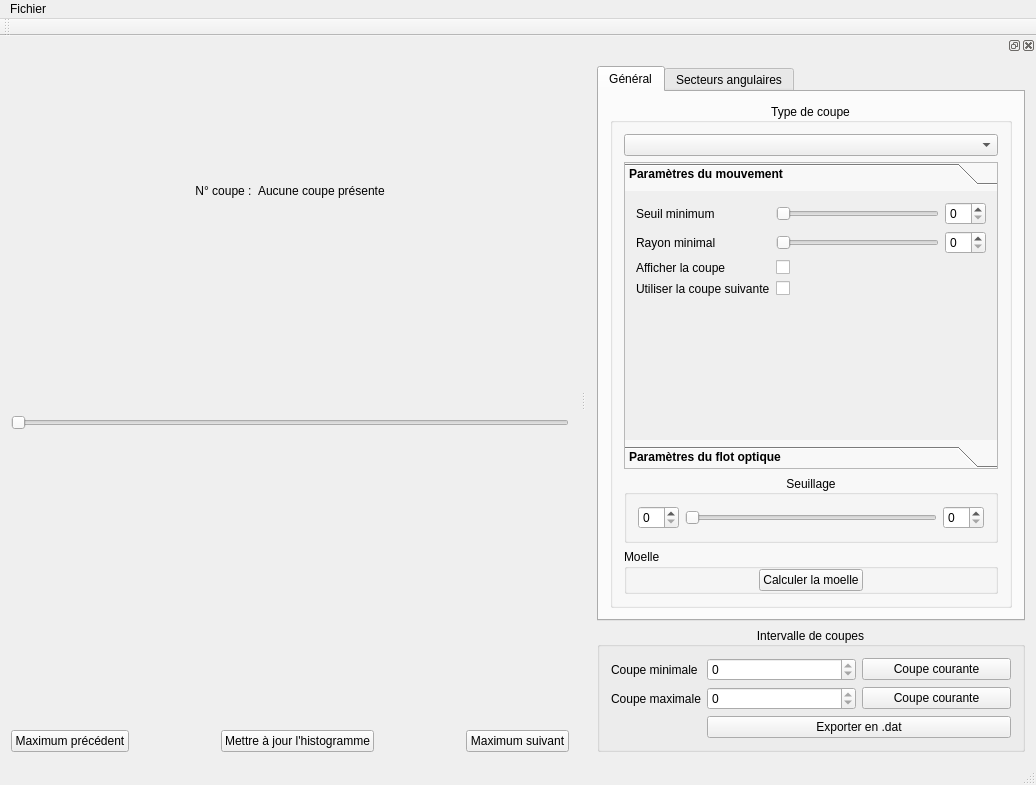
First picture: the form in ui/mainwindow.ui, repository akrah/TKDetection, before the edit.
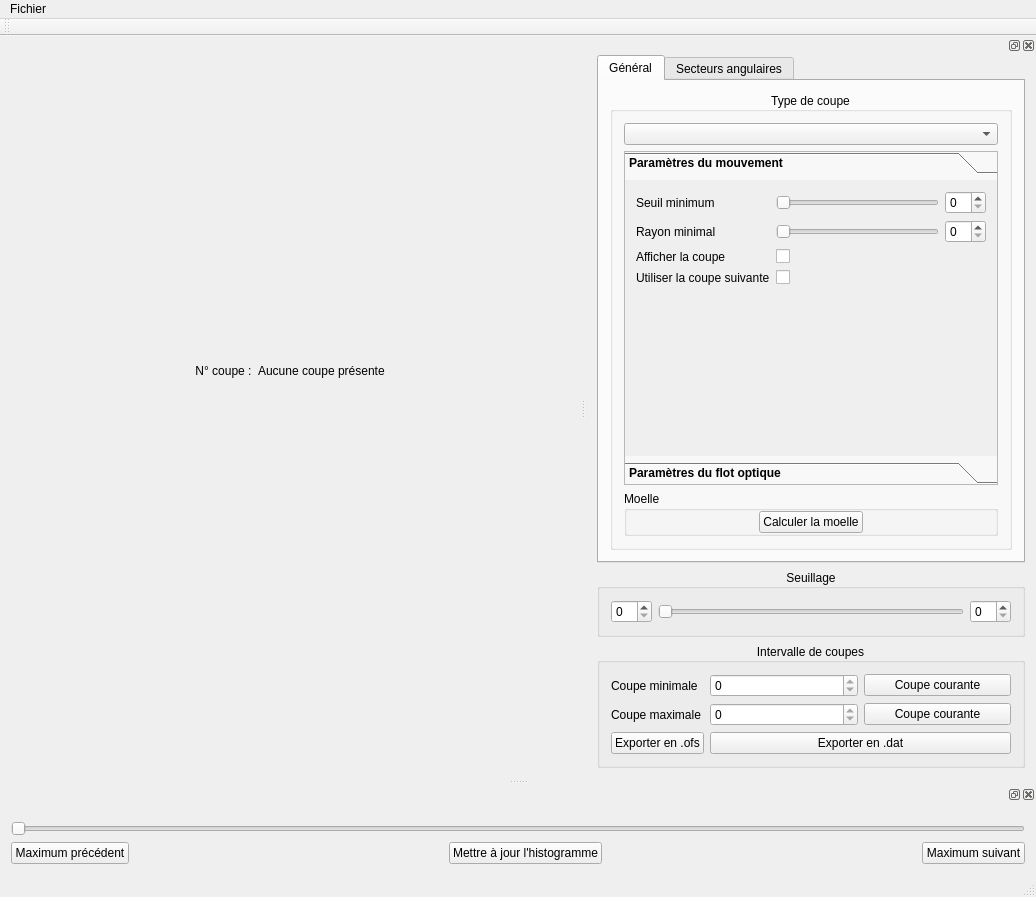
Second picture: the form after the edit. Custom widgets are drawn as their Qt base class.

Commit message: Ajout de l'export OFS

```diff
--- a/ui/mainwindow.ui
+++ b/ui/mainwindow.ui
@@ -7,15 +7,12 @@
     <x>0</x>
     <y>0</y>
     <width>1036</width>
-    <height>785</height>
+    <height>897</height>
    </rect>
   </property>
   <property name="windowTitle">
    <string>MainWindow</string>
   </property>
-  <property name="dockOptions">
-   <set>QMainWindow::AllowTabbedDocks|QMainWindow::AnimatedDocks</set>
-  </property>
   <widget class="QWidget" name="centralWidget">
    <property name="layoutDirection">
     <enum>Qt::LeftToRight</enum>
@@ -143,82 +140,6 @@
       </item>
      </layout>
     </item>
-    <item>
-     <widget class="QSlider" name="_sliderSelectSlice">
-      <property name="maximum">
-       <number>0</number>
-      </property>
-      <property name="orientation">
-       <enum>Qt::Horizontal</enum>
-      </property>
-     </widget>
-    </item>
-    <item>
-     <widget class="QwtPlot" name="_plotSliceHistogram"/>
-    </item>
-    <item>
-     <layout class="QHBoxLayout" name="horizontalLayout_4">
-      <property name="spacing">
-       <number>6</number>
-      </property>
-      <property name="bottomMargin">
-       <number>0</number>
-      </property>
-      <item>
-       <widget class="QPushButton" name="_buttonPreviousMaximum">
-        <property name="text">
-         <string>Maximum précédent</string>
-        </property>
-       </widget>
-      </item>
-      <item>
-       <spacer name="horizontalSpacer_3">
-        <property name="orientation">
-         <enum>Qt::Horizontal</enum>
-        </property>
-        <property name="sizeHint" stdset="0">
-         <size>
-          <width>40</width>
-          <height>20</height>
-         </size>
-        </property>
-       </spacer>
-      </item>
-      <item>
-       <widget class="QPushButton" name="_buttonUpdateSliceHistogram">
-        <property name="sizePolicy">
-         <sizepolicy hsizetype="Maximum" vsizetype="Fixed">
-          <horstretch>0</horstretch>
-          <verstretch>0</verstretch>
-         </sizepolicy>
-        </property>
-        <property name="text">
-         <string>Mettre à jour l'histogramme</string>
-        </property>
-       </widget>
-      </item>
-      <item>
-       <spacer name="horizontalSpacer_4">
-        <property name="orientation">
-         <enum>Qt::Horizontal</enum>
-        </property>
-        <property name="sizeHint" stdset="0">
-         <size>
-          <width>40</width>
-          <height>20</height>
-         </size>
-        </property>
-       </spacer>
-      </item>
-      <item>
-       <widget class="QPushButton" name="_buttonNextMaximum">
-        <property name="text">
-         <string>Maximum suivant</string>
-        </property>
-       </widget>
-      </item>
-     </layout>
-    </item>
    </layout>
   </widget>
   <widget class="QMenuBar" name="menuBar">
@@ -241,7 +162,10 @@
    </widget>
    <addaction name="menuFichier"/>
   </widget>
-  <widget class="QToolBar" name="mainToolBar">
+  <widget class="QToolBar" name="_toolBar">
+   <property name="toolButtonStyle">
+    <enum>Qt::ToolButtonTextUnderIcon</enum>
+   </property>
    <attribute name="toolBarArea">
     <enum>TopToolBarArea</enum>
    </attribute>
@@ -254,17 +178,23 @@
    <property name="minimumSize">
     <size>
      <width>450</width>
-     <height>683</height>
+     <height>691</height>
     </size>
    </property>
    <property name="floating">
     <bool>false</bool>
    </property>
+   <property name="allowedAreas">
+    <set>Qt::LeftDockWidgetArea|Qt::RightDockWidgetArea</set>
+   </property>
    <attribute name="dockWidgetArea">
     <number>2</number>
    </attribute>
    <widget class="QWidget" name="dockWidgetContents_2">
     <layout class="QVBoxLayout" name="verticalLayout_4">
+     <property name="topMargin">
+      <number>0</number>
+     </property>
      <item>
       <widget class="QTabWidget" name="_tabs">
        <property name="currentIndex">
@@ -304,7 +234,7 @@
                  <x>0</x>
                  <y>0</y>
                  <width>382</width>
-                 <height>152</height>
+                 <height>198</height>
                 </rect>
                </property>
                <attribute name="label">
@@ -463,7 +393,7 @@
                  <x>0</x>
                  <y>0</y>
                  <width>382</width>
-                 <height>152</height>
+                 <height>177</height>
                 </rect>
                </property>
                <attribute name="label">
@@ -592,38 +522,6 @@
               </widget>
              </widget>
             </item>
-            <item>
-             <widget class="QGroupBox" name="groupBox_2">
-              <property name="title">
-               <string>Seuillage</string>
-              </property>
-              <property name="alignment">
-               <set>Qt::AlignCenter</set>
-              </property>
-              <layout class="QVBoxLayout" name="verticalLayout_3">
-               <item>
-                <layout class="QHBoxLayout" name="horizontalLayout_2">
-                 <item>
-                  <widget class="QSpinBox" name="_spinMinThreshold"/>
-                 </item>
-                 <item>
-                  <widget class="QxtSpanSlider" name="_spansliderSliceThreshold">
-                   <property name="maximum">
-                    <number>0</number>
-                   </property>
-                   <property name="orientation">
-                    <enum>Qt::Horizontal</enum>
-                   </property>
-                  </widget>
-                 </item>
-                 <item>
-                  <widget class="QSpinBox" name="_spinMaxThreshold"/>
-                 </item>
-                </layout>
-               </item>
-              </layout>
-             </widget>
-            </item>
             <item>
              <widget class="QGroupBox" name="groupBox_3">
               <property name="title">
@@ -824,6 +722,38 @@
        </widget>
       </widget>
      </item>
+     <item>
+      <widget class="QGroupBox" name="groupBox_2">
+       <property name="title">
+        <string>Seuillage</string>
+       </property>
+       <property name="alignment">
+        <set>Qt::AlignCenter</set>
+       </property>
+       <layout class="QVBoxLayout" name="verticalLayout_3">
+        <item>
+         <layout class="QHBoxLayout" name="horizontalLayout_2">
+          <item>
+           <widget class="QSpinBox" name="_spinMinThreshold"/>
+          </item>
+          <item>
+           <widget class="QxtSpanSlider" name="_spansliderSliceThreshold">
+            <property name="maximum">
+             <number>0</number>
+            </property>
+            <property name="orientation">
+             <enum>Qt::Horizontal</enum>
+            </property>
+           </widget>
+          </item>
+          <item>
+           <widget class="QSpinBox" name="_spinMaxThreshold"/>
+          </item>
+         </layout>
+        </item>
+       </layout>
+      </widget>
+     </item>
      <item>
       <widget class="QGroupBox" name="groupBox_7">
        <property name="title">
@@ -843,14 +773,14 @@
           </property>
          </widget>
         </item>
-        <item row="1" column="0">
+        <item row="2" column="0">
          <widget class="QLabel" name="label_8">
           <property name="text">
            <string>Coupe maximale</string>
           </property>
          </widget>
         </item>
-        <item row="1" column="1">
+        <item row="2" column="1">
          <layout class="QHBoxLayout" name="horizontalLayout_6">
           <property name="bottomMargin">
            <number>0</number>
@@ -889,19 +819,114 @@
           </item>
          </layout>
         </item>
-        <item row="2" column="1">
+        <item row="3" column="1">
          <widget class="QPushButton" name="_buttonDatExport">
           <property name="text">
            <string>Exporter en .dat</string>
           </property>
          </widget>
         </item>
+        <item row="3" column="0">
+         <widget class="QPushButton" name="_buttonOfsExport">
+          <property name="text">
+           <string>Exporter en .ofs</string>
+          </property>
+         </widget>
+        </item>
        </layout>
       </widget>
      </item>
     </layout>
    </widget>
   </widget>
+  <widget class="QDockWidget" name="dockWidget">
+   <property name="allowedAreas">
+    <set>Qt::BottomDockWidgetArea|Qt::TopDockWidgetArea</set>
+   </property>
+   <attribute name="dockWidgetArea">
+    <number>8</number>
+   </attribute>
+   <widget class="QWidget" name="dockWidgetContents">
+    <layout class="QVBoxLayout" name="verticalLayout_9">
+     <item>
+      <widget class="QwtPlot" name="_plotSliceHistogram"/>
+     </item>
+     <item>
+      <widget class="QSlider" name="_sliderSelectSlice">
+       <property name="maximum">
+        <number>0</number>
+       </property>
+       <property name="orientation">
+        <enum>Qt::Horizontal</enum>
+       </property>
+      </widget>
+     </item>
+     <item>
+      <layout class="QHBoxLayout" name="horizontalLayout_4">
+       <property name="spacing">
+        <number>6</number>
+       </property>
+       <property name="bottomMargin">
+        <number>0</number>
+       </property>
+       <item>
+        <widget class="QPushButton" name="_buttonPreviousMaximum">
+         <property name="text">
+          <string>Maximum précédent</string>
+         </property>
+        </widget>
+       </item>
+       <item>
+        <spacer name="horizontalSpacer_3">
+         <property name="orientation">
+          <enum>Qt::Horizontal</enum>
+         </property>
+         <property name="sizeHint" stdset="0">
+          <size>
+           <width>40</width>
+           <height>20</height>
+          </size>
+         </property>
+        </spacer>
+       </item>
+       <item>
+        <widget class="QPushButton" name="_buttonUpdateSliceHistogram">
+         <property name="sizePolicy">
+          <sizepolicy hsizetype="Maximum" vsizetype="Fixed">
+           <horstretch>0</horstretch>
+           <verstretch>0</verstretch>
+          </sizepolicy>
+         </property>
+         <property name="text">
+          <string>Mettre à jour l'histogramme</string>
+         </property>
+        </widget>
+       </item>
+       <item>
+        <spacer name="horizontalSpacer_4">
+         <property name="orientation">
+          <enum>Qt::Horizontal</enum>
+         </property>
+         <property name="sizeHint" stdset="0">
+          <size>
+           <width>40</width>
+           <height>20</height>
+          </size>
+         </property>
+        </spacer>
+       </item>
+       <item>
+        <widget class="QPushButton" name="_buttonNextMaximum">
+         <property name="text">
+          <string>Maximum suivant</string>
+         </property>
+        </widget>
+       </item>
+      </layout>
+     </item>
+    </layout>
+   </widget>
+  </widget>
   <action name="_actionOpenDicom">
    <property name="text">
     <string>Ouvrir une image DICOM</string>
```
The commit also changes 30 other files.
